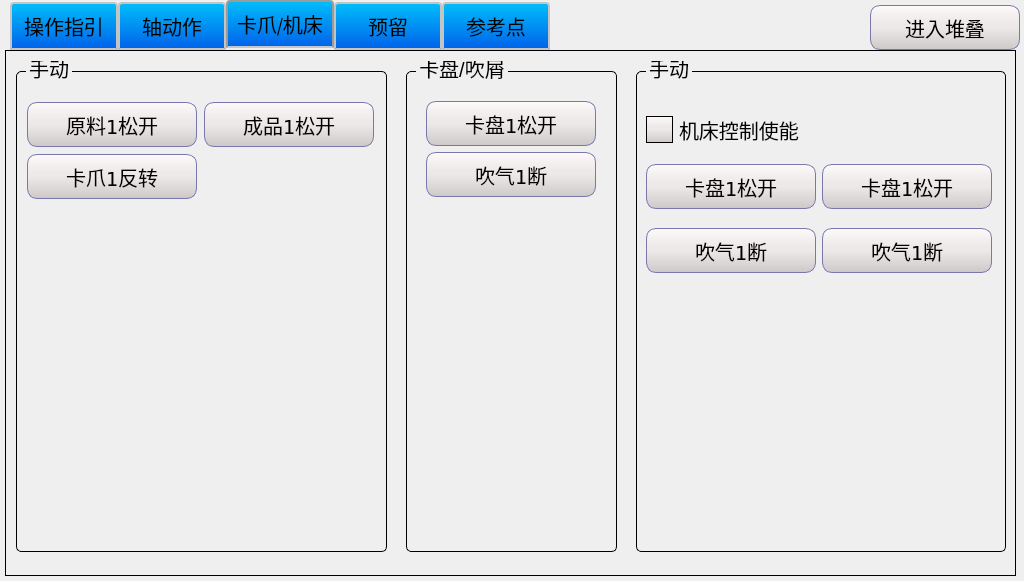
Jade-yun/MachineTool, file manualform.ui: the form before one commit.
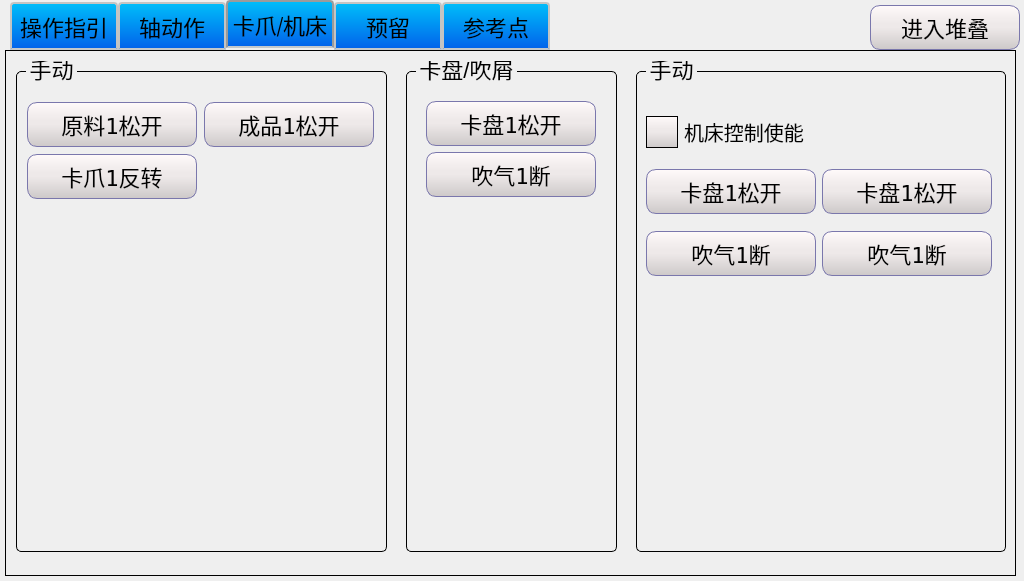
The form after the commit. The open tabs and pages were chosen to show the change. Icons and pictures are not drawn.

```diff
--- a/manualform.ui
+++ b/manualform.ui
@@ -16,13 +16,13 @@
   <property name="styleSheet">
    <string notr="true">QLabel { 
 	font-family: 'SimSun';
-	font-size: 20px; 
+	font-size: 22px; 
 }
 
 
 QWidget{ 
 	font-family: 'SimSun';
-	font-size: 20px; 
+	font-size: 22px; 
 }
 
 /*******************************************************/
@@ -67,8 +67,8 @@
 font-family: 'SimSun';
 }
 QCheckBox::indicator{
-width: 25px;
-height: 25px;
+width: 30px;
+height: 30px;
 border: 1px solid black; 
 background-color: qlineargradient(x1: 0, y1: 0, x2: 0, y2: 1,stop: 0 #FFFAFA, stop: 0.4 #EEE9E9,stop: 0.5 #EEE9E9, stop: 1.0 #CDC9C9);
 }
@@ -1051,6 +1051,18 @@
        </item>
        <item row="0" column="0" colspan="2">
         <widget class="QCheckBox" name="checkBox_2">
+         <property name="minimumSize">
+          <size>
+           <width>0</width>
+           <height>40</height>
+          </size>
+         </property>
+         <property name="maximumSize">
+          <size>
+           <width>16777215</width>
+           <height>40</height>
+          </size>
+         </property>
          <property name="styleSheet">
           <string notr="true"/>
          </property>
```
Left out of the diff: 32 changed lines with no effect on the pictures.
